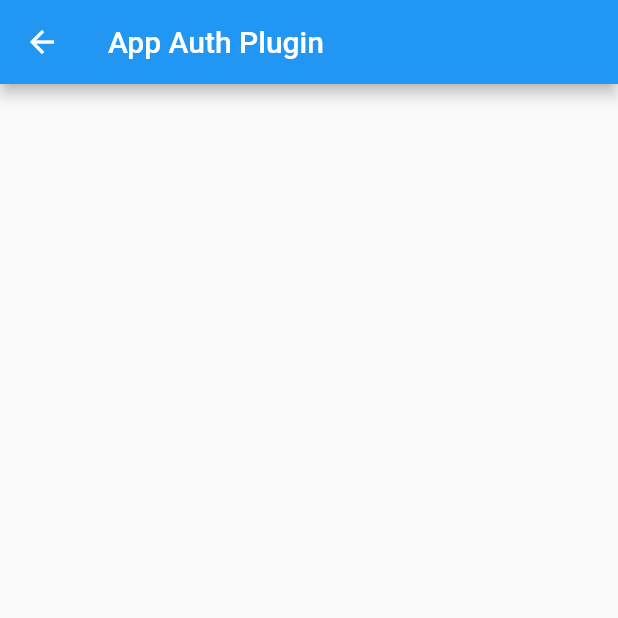
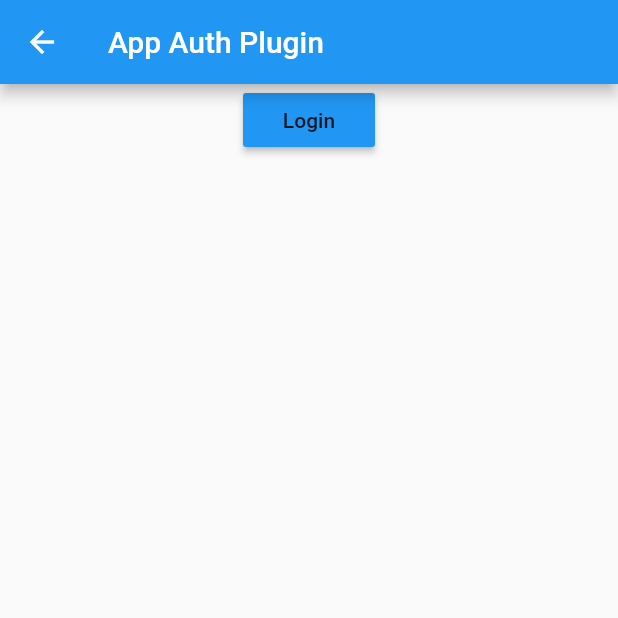
Before and after one commit to williamnkosi/oauth-example-app, a Flutter app: the AppAuthPage screen opened directly, on a phone screen of 412 x 824 dp, the top half of it. Run offline on Flutter 3.47's test engine with Material 2 defaults, Android fonts, the phone set to English and light mode, and no system bars; missing offline and left inert: flutter_appauth.

Commit message:
Setup the _authSign() function

```diff
--- a/lib/app_auth_plugin_page.dart
+++ b/lib/app_auth_plugin_page.dart
@@ -1,4 +1,5 @@
 import 'package:flutter/material.dart';
+import 'package:flutter_appauth/flutter_appauth.dart';
 
 class AppAuthPage extends StatefulWidget {
   AppAuthPage({Key? key}) : super(key: key);
@@ -8,15 +9,47 @@ class AppAuthPage extends StatefulWidget {
 }
 
 class _AppAuthPageState extends State<AppAuthPage> {
+  final FlutterAppAuth _appAuth = FlutterAppAuth();
   final String _clientId = "";
   final String _redirectUrl = "";
   final String _issuer = "";
+
+  final AuthorizationServiceConfiguration _serviceConfiguration =
+      const AuthorizationServiceConfiguration(
+    authorizationEndpoint: 'https://demo.identityserver.io/connect/authorize',
+    tokenEndpoint: 'https://demo.identityserver.io/connect/token',
+    endSessionEndpoint: 'https://demo.identityserver.io/connect/endsession',
+  );
 
   @override
   Widget build(BuildContext context) {
     return Scaffold(
       appBar: AppBar(title: const Text("App Auth Plugin")),
-      body: Column(children: []),
+      body: Center(
+        child: Column(children: [
+          MaterialButton(
+            child: Text("Login"),
+            color: Colors.blue,
+            onPressed: _authSignIn,
+          )
+        ]),
+      ),
     );
   }
+
+  Future<void> _authSignIn() async {
+    try {
+      final authorizationTokenRequest = AuthorizationTokenRequest(
+          _clientId, _redirectUrl,
+          serviceConfiguration: _serviceConfiguration);
+      final AuthorizationTokenResponse? result =
+          await _appAuth.authorizeAndExchangeCode(authorizationTokenRequest);
+
+      if (result != null) {
+      } else {}
+    } catch (e) {
+      print("-------------->");
+      print(e);
+    }
+  }
 }
```
